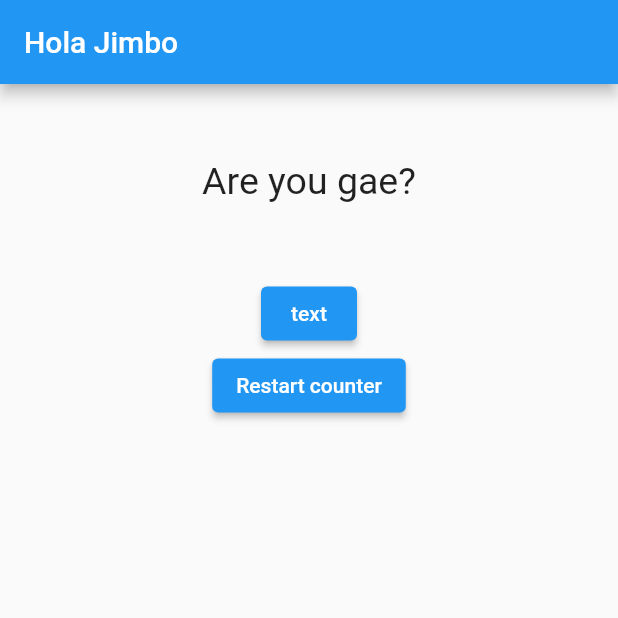
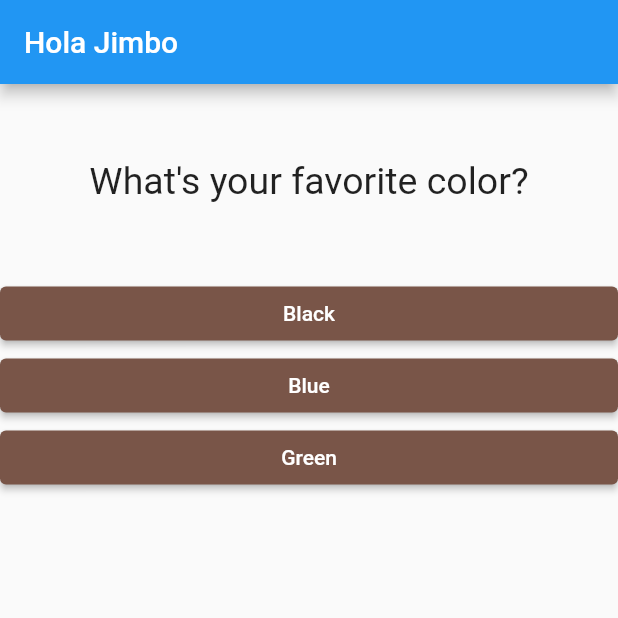
Before and after one commit to jorgemelendez/flutter-learning-module-1, a Flutter app: the screen it shows after launch, on a phone screen of 412 x 824 dp, the top half of it. Run offline on Flutter 3.47's test engine with Material 2 defaults, Android fonts, the phone set to English and light mode, and no system bars.

Commit message:
adding ternary method to load different components

```diff
--- /dev/null
+++ b/lib/answer.dart
@@ -0,0 +1,25 @@
+import 'package:flutter/material.dart';
+
+class Answer extends StatelessWidget {
+  final VoidCallback answerQuestion;
+  final String answerText;
+
+  const Answer(
+    this.answerQuestion,
+    this.answerText,
+  );
+
+  @override
+  Widget build(BuildContext context) {
+    return Container(
+      width: double.infinity,
+      child: ElevatedButton(
+        style: ButtonStyle(
+          backgroundColor: MaterialStatePropertyAll(Colors.brown),
+        ),
+        onPressed: answerQuestion,
+        child: Text(answerText),
+      ),
+    );
+  }
+}
--- a/lib/main.dart
+++ b/lib/main.dart
@@ -1,6 +1,7 @@
 import 'package:flutter/material.dart';
 
 import './question.dart';
+import './answer.dart';
 
 void main() {
   runApp(MyApp());
@@ -15,6 +16,10 @@ class MyApp extends StatefulWidget {
 
 class MyAppState extends State<MyApp> {
   void answerQuestion() {
+    // if (questionIndex + 1 >= questions.length) {
+    //   return;
+    // }
+
     setState(() {
       questionIndex++;
     });
@@ -27,7 +32,20 @@ class MyAppState extends State<MyApp> {
   }
 
   int questionIndex = 0;
-  var questions = ['Are you gae?', 'Why are you gae'];
+  static const questions = [
+    {
+      'questionText': 'What\'s your favorite color?',
+      'answers': ['Black', 'Blue', 'Green'],
+    },
+    {
+      'questionText': 'What is you favorite animal?',
+      'answers': ['Lion', 'Eagle', 'Seal'],
+    },
+    {
+      'questionText': 'What\'s your favorite color?',
+      'answers': ['Black', 'Blue', 'Green'],
+    },
+  ];
 
   @override
   Widget build(BuildContext context) {
@@ -36,19 +54,18 @@ class MyAppState extends State<MyApp> {
       appBar: AppBar(
         title: Text('Hola Jimbo'),
       ),
-      body: Column(
-        children: <Widget>[
-          Question(questions[questionIndex]),
-          ElevatedButton(
-            onPressed: answerQuestion,
-            child: Text('text'),
-          ),
-          ElevatedButton(
-            onPressed: restartQuestionCounter,
-            child: Text('Restart counter'),
-          ),
-        ],
-      ),
+      body: questionIndex < questions.length
+          ? Column(
+              children: <Widget>[
+                Question(questions[questionIndex]['questionText'] as String),
+                ...(questions[questionIndex]['answers'] as List<String>)
+                    .map((e) => Answer(answerQuestion, e))
+                    .toList(),
+              ],
+            )
+          : Center(
+              child: Text('You did it!'),
+            ),
     ));
   }
 }
--- a/pubspec.yaml
+++ b/pubspec.yaml
@@ -18,7 +18,7 @@ publish_to: 'none' # Remove this line if you wish to publish to pub.dev
 version: 1.0.0+1
 
 environment:
-  sdk: ">=2.11.0 <3.0.0"
+  sdk: ">=2.12.0 <3.0.0"
 
 dependencies:
   flutter:
```
